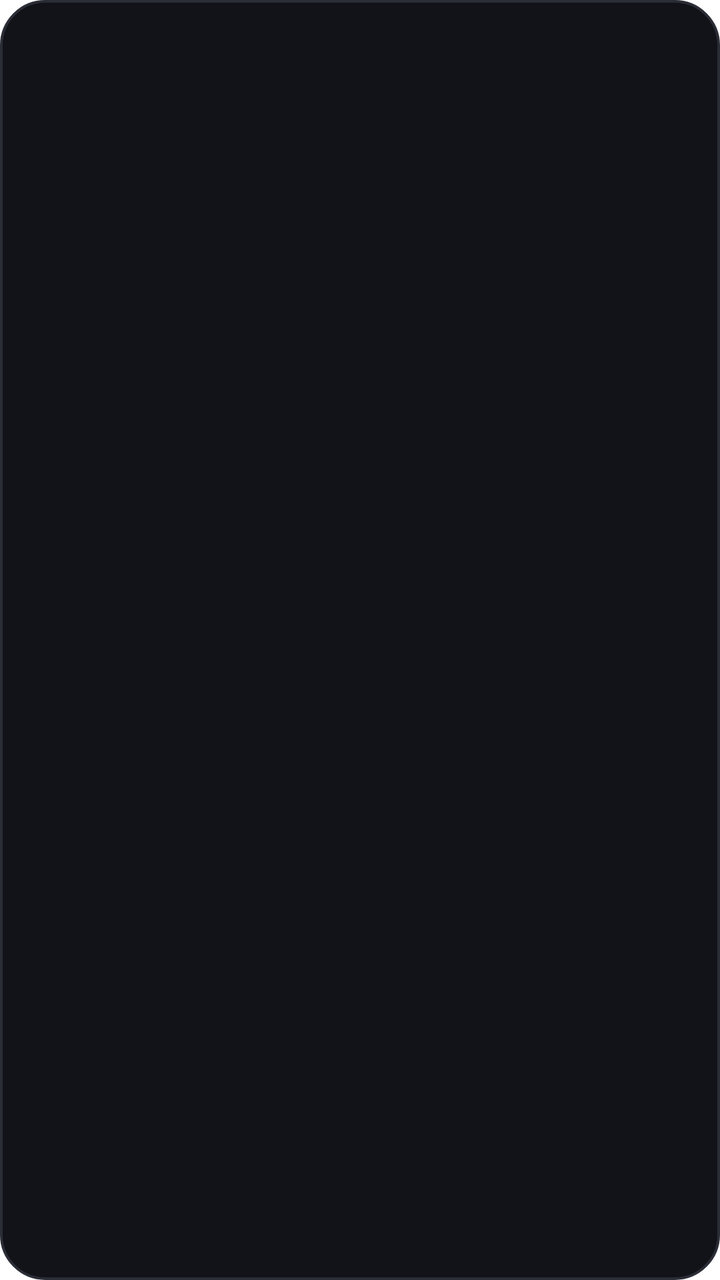
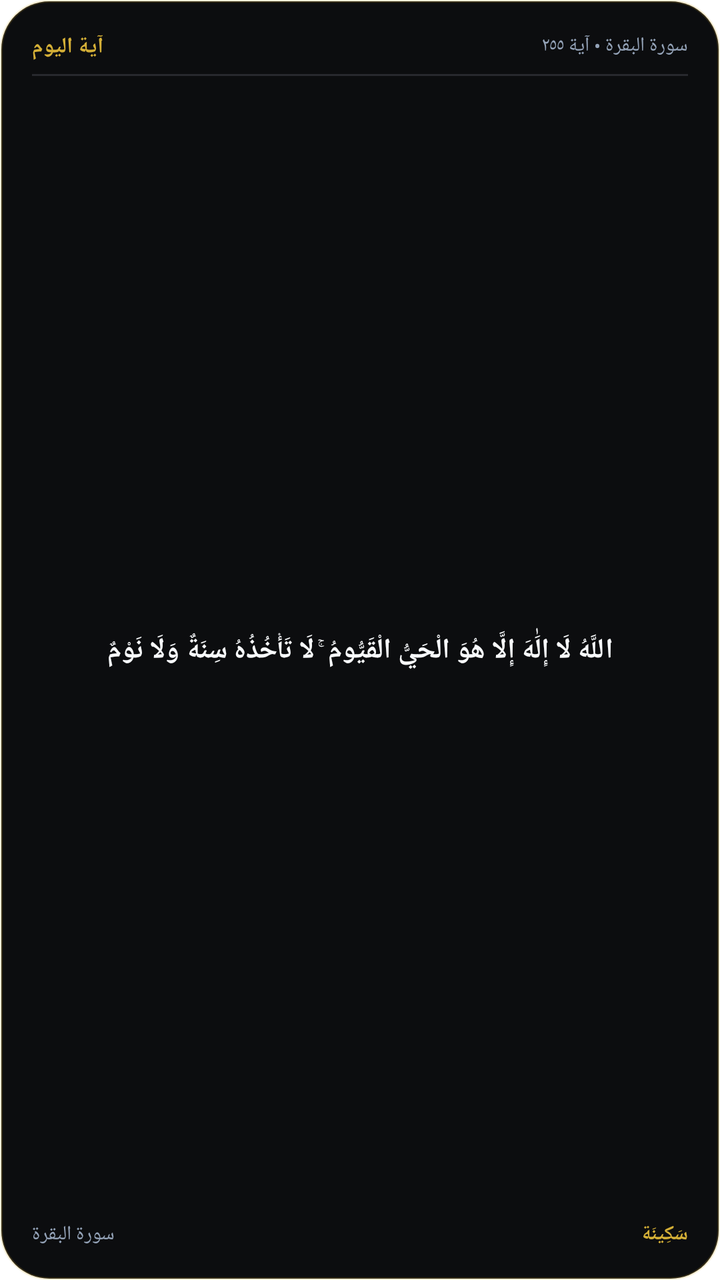

The first picture is an Android layout as it rendered before a commit; the second is the same layout after the commit. The layout source and the unified diff follow.
<!-- AndroidManifest.xml: fallback theme Theme.MaterialComponents.DayNight.NoActionBar -->
<!-- res/layout/widget_quran_medium.xml -->
<?xml version="1.0" encoding="utf-8"?>
<FrameLayout xmlns:android="http://schemas.android.com/apk/res/android"
    android:id="@+id/widget_root"
    android:layout_width="match_parent"
    android:layout_height="match_parent"
    android:background="@drawable/widget_background">

    <ImageView
        android:id="@+id/widget_image"
        android:layout_width="match_parent"
        android:layout_height="match_parent"
        android:scaleType="fitXY"
        android:contentDescription="@string/widget_quran_medium_name" />

    <LinearLayout
        android:id="@+id/widget_fallback"
        android:layout_width="match_parent"
        android:layout_height="match_parent"
        android:orientation="vertical"
        android:gravity="center"
        android:padding="16dp"
        android:visibility="gone">
        <TextView
            android:layout_width="wrap_content"
            android:layout_height="wrap_content"
            android:text="@string/widget_quran_medium_name"
            android:textColor="#D4AF37"
            android:textSize="16sp"
            android:textStyle="bold" />
    </LinearLayout>
</FrameLayout>
<!-- resources referenced by this layout -->
<resources>
  <!-- drawable widget_background (drawable) -->
  <?xml version="1.0" encoding="utf-8"?>
  <shape xmlns:android="http://schemas.android.com/apk/res/android"
      android:shape="rectangle">
      <solid android:color="#121318" />
      <corners android:radius="22dp" />
      <stroke
          android:width="1.2dp"
          android:color="#2A2D36" />
  </shape>
  <string name="widget_quran_medium_name">آية اليوم (متوسط)</string>
</resources>

<!-- the commit's change to res/layout/widget_quran_medium.xml (unified diff, before → after) -->
@@ -5,27 +5,81 @@
     android:layout_height="match_parent"
     android:background="@drawable/widget_background">
 
+    
+    <LinearLayout
+        android:id="@+id/widget_fallback"
+        android:layout_width="match_parent"
+        android:layout_height="match_parent"
+        android:orientation="vertical"
+        android:padding="16dp"
+        android:visibility="visible">
+
+        <RelativeLayout
+            android:layout_width="match_parent"
+            android:layout_height="wrap_content">
+            <TextView
+                android:layout_width="wrap_content"
+                android:layout_height="wrap_content"
+                android:layout_alignParentStart="true"
+                android:text="آية اليوم"
+                android:textColor="#D4AF37"
+                android:textSize="11sp"
+                android:textStyle="bold" />
+            <TextView
+                android:layout_width="wrap_content"
+                android:layout_height="wrap_content"
+                android:layout_alignParentEnd="true"
+                android:text="سورة البقرة • آية ٢٥٥"
+                android:textColor="#94A3B8"
+                android:textSize="10sp" />
+        </RelativeLayout>
+
+        <TextView
+            android:layout_width="match_parent"
+            android:layout_height="1dp"
+            android:layout_marginTop="6dp"
+            android:layout_marginBottom="6dp"
+            android:background="#28292E" />
+
+        <TextView
+            android:layout_width="match_parent"
+            android:layout_height="0dp"
+            android:layout_weight="1"
+            android:gravity="center"
+            android:text="اللَّهُ لَا إِلَٰهَ إِلَّا هُوَ الْحَيُّ الْقَيُّومُ ۚ لَا تَأْخُذُهُ سِنَةٌ وَلَا نَوْمٌ"
+            android:textColor="#F8FAFC"
+            android:textSize="14sp"
+            android:textStyle="bold"
+            android:maxLines="3" />
+
+        <RelativeLayout
+            android:layout_width="match_parent"
+            android:layout_height="wrap_content"
+            android:layout_marginTop="4dp">
+            <TextView
+                android:layout_width="wrap_content"
+                android:layout_height="wrap_content"
+                android:layout_alignParentStart="true"
+                android:text="سورة البقرة"
+                android:textColor="#94A3B8"
+                android:textSize="10sp" />
+            <TextView
+                android:layout_width="wrap_content"
+                android:layout_height="wrap_content"
+                android:layout_alignParentEnd="true"
+                android:text="سَكِينَة"
+                android:textColor="#D4AF37"
+                android:textSize="10sp"
+                android:textStyle="bold" />
+        </RelativeLayout>
+    </LinearLayout>
+
     <ImageView
         android:id="@+id/widget_image"
         android:layout_width="match_parent"
         android:layout_height="match_parent"
         android:scaleType="fitXY"
+        android:visibility="gone"
         android:contentDescription="@string/widget_quran_medium_name" />
 
-    <LinearLayout
-        android:id="@+id/widget_fallback"
-        android:layout_width="match_parent"
-        android:layout_height="match_parent"
-        android:orientation="vertical"
-        android:gravity="center"
-        android:padding="16dp"
-        android:visibility="gone">
-        <TextView
-            android:layout_width="wrap_content"
-            android:layout_height="wrap_content"
-            android:text="@string/widget_quran_medium_name"
-            android:textColor="#D4AF37"
-            android:textSize="16sp"
-            android:textStyle="bold" />
-    </LinearLayout>
 </FrameLayout>
<!-- resource entries referenced after the edit -->
@@ -4,11 +4,11 @@
   <?xml version="1.0" encoding="utf-8"?>
   <shape xmlns:android="http://schemas.android.com/apk/res/android"
       android:shape="rectangle">
-      <solid android:color="#121318" />
-      <corners android:radius="22dp" />
+      <solid android:color="#0C0D0F" />
+      <corners android:radius="24dp" />
       <stroke
           android:width="1.2dp"
-          android:color="#2A2D36" />
+          android:color="#33D4AF37" />
   </shape>
   <string name="widget_quran_medium_name">آية اليوم (متوسط)</string>
 </resources>
